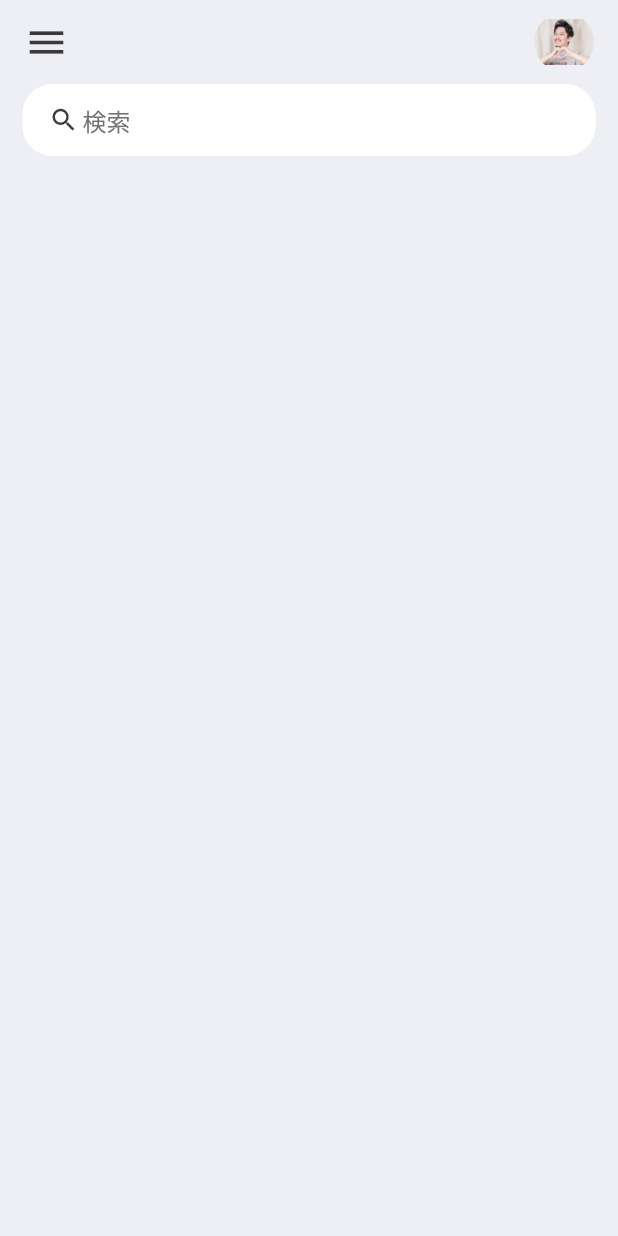
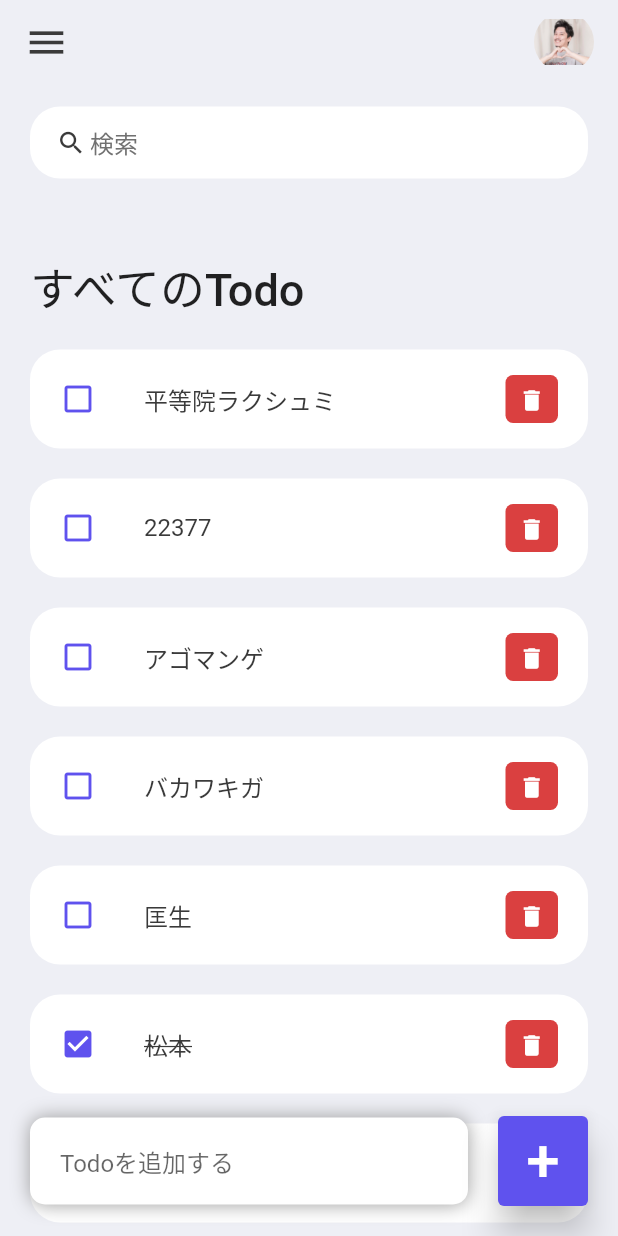
Before and after one commit to pokotieru-mashumaro/TodoApp, a Flutter app: the screen it shows after launch, on a phone screen of 412 x 824 dp. Run offline on Flutter 3.47's test engine with Material 2 defaults, Android fonts, the phone set to English and light mode, and no system bars.

Commit message:
土台は終わったよ！！

```diff
--- a/lib/component/todo_item.dart
+++ b/lib/component/todo_item.dart
@@ -1,8 +1,18 @@
 import 'package:flutter/material.dart';
 import 'package:todo_app/constant/colors.dart';
+import 'package:todo_app/model/todo.dart';
 
 class TodoItem extends StatelessWidget {
-  const TodoItem({Key? key}) : super(key: key);
+  final Todo todo;
+  final onTodoChange;
+  final onDeleteItem;
+
+  const TodoItem({
+    Key? key,
+    required this.todo,
+    required this.onTodoChange,
+    required this.onDeleteItem,
+  }) : super(key: key);
 
   @override
   Widget build(BuildContext context) {
@@ -10,21 +20,21 @@ class TodoItem extends StatelessWidget {
       margin: EdgeInsets.only(bottom: 20),
       child: ListTile(
         onTap: () {
-          print("click todoitem");
+          onTodoChange(todo);
         },
         contentPadding: EdgeInsets.symmetric(vertical: 5, horizontal: 20),
         shape: RoundedRectangleBorder(borderRadius: BorderRadius.circular(20)),
         tileColor: Colors.white,
         leading: Icon(
-          Icons.check_box,
+          todo.isDone ? Icons.check_box : Icons.check_box_outline_blank,
           color: tdBlue,
         ),
         title: Text(
-          "最初にすること",
+          todo.text!,
           style: TextStyle(
             fontSize: 16,
             color: tdBlack,
-            decoration: TextDecoration.lineThrough,
+            decoration: todo.isDone ? TextDecoration.lineThrough : null,
           ),
         ),
         trailing: Container(
@@ -38,7 +48,7 @@ class TodoItem extends StatelessWidget {
           ),
           child: IconButton(
             onPressed: () {
-              print("tap trash");
+              onDeleteItem(todo.id);
             },
             color: Colors.white,
             iconSize: 18,
--- a/lib/main.dart
+++ b/lib/main.dart
@@ -1,6 +1,6 @@
 import 'package:flutter/material.dart';
 import 'package:flutter/services.dart';
-import 'package:todo_app/view/home_page.dart';
+import 'package:todo_app/view/home.dart';
 
 void main() {
   runApp(const MyApp());
@@ -24,7 +24,7 @@ class MyApp extends StatelessWidget {
       },
       title: 'Flutter Demo',
       theme: ThemeData(
-        primarySwatch: Colors.amber,
+        primarySwatch: Colors.blue,
       ),
       debugShowCheckedModeBanner: false,
     );
--- /dev/null
+++ b/lib/model/todo.dart
@@ -0,0 +1,23 @@
+class Todo {
+  String? id;
+  String? text;
+  bool isDone;
+
+  Todo({
+    required this.id,
+    required this.text,
+    this.isDone = false,
+  });
+
+  static List<Todo> sampleList() {
+    return [
+      Todo(id: "01", text: "布団ちゃん", isDone: true),
+      Todo(id: "02", text: "松本", isDone: true),
+      Todo(id: "03", text: "匡生"),
+      Todo(id: "04", text: "バカワキガ"),
+      Todo(id: "05", text: "アゴマンゲ"),
+      Todo(id: "06", text: "22377"),
+      Todo(id: "07", text: "平等院ラクシュミ"),
+    ];
+  }
+}
--- /dev/null
+++ b/lib/view/home.dart
@@ -0,0 +1,203 @@
+import 'package:flutter/material.dart';
+import 'package:todo_app/component/todo_item.dart';
+import 'package:todo_app/constant/colors.dart';
+import 'package:todo_app/model/todo.dart';
+
+class HomePage extends StatefulWidget {
+  const HomePage({super.key, required this.title});
+
+  final String title;
+
+  @override
+  State<HomePage> createState() => _HomePageState();
+}
+
+class _HomePageState extends State<HomePage> {
+  final todoList = Todo.sampleList();
+  List<Todo> _foundTodo = [];
+  final _todoController = TextEditingController();
+
+  @override
+  void initState() {
+    _foundTodo = todoList;
+    super.initState();
+  }
+
+  @override
+  Widget build(BuildContext context) {
+    return Scaffold(
+      backgroundColor: tdBGColor,
+      appBar: _buildAppBar(),
+      body: Stack(
+        children: [
+          Container(
+            padding: EdgeInsets.symmetric(vertical: 15, horizontal: 20),
+            child: Column(
+              children: [
+                searchBox(),
+                Expanded(
+                  child: ListView(
+                    children: [
+                      Container(
+                        margin: EdgeInsets.only(
+                          top: 50,
+                          bottom: 20,
+                        ),
+                        child: Text(
+                          "すべてのTodo",
+                          style: TextStyle(
+                            fontSize: 30,
+                            fontWeight: FontWeight.w500,
+                          ),
+                        ),
+                      ),
+                      for (Todo todo in _foundTodo.reversed)
+                        TodoItem(
+                          todo: todo,
+                          onTodoChange: _handleTodoChange,
+                          onDeleteItem: _deleteTodoItem,
+                        ),
+                    ],
+                  ),
+                ),
+              ],
+            ),
+          ),
+          Align(
+            alignment: Alignment.bottomCenter,
+            child: Row(children: [
+              Expanded(
+                child: Container(
+                  padding: EdgeInsets.symmetric(vertical: 5, horizontal: 20),
+                  margin: EdgeInsets.only(
+                    bottom: 20,
+                    left: 20,
+                    right: 20,
+                  ),
+                  decoration: BoxDecoration(
+                      color: Colors.white,
+                      boxShadow: [
+                        BoxShadow(
+                            color: Colors.grey,
+                            offset: Offset(0.0, 0.0),
+                            blurRadius: 10.0,
+                            spreadRadius: 0.0),
+                      ],
+                      borderRadius: BorderRadius.circular(10)),
+                  child: TextField(
+                    controller: _todoController,
+                    decoration: InputDecoration(
+                        hintText: "Todoを追加する", border: InputBorder.none),
+                  ),
+                ),
+              ),
+              Container(
+                margin: EdgeInsets.only(bottom: 20, right: 20),
+                child: ElevatedButton(
+                  onPressed: () {
+                    _addTodoItem(_todoController.text);
+                  },
+                  child: Text(
+                    "+",
+                    style: TextStyle(fontSize: 40),
+                  ),
+                  style: ElevatedButton.styleFrom(
+                    primary: tdBlue,
+                    minimumSize: Size(60, 60),
+                    elevation: 10,
+                  ),
+                ),
+              ),
+            ]),
+          ),
+        ],
+      ),
+    );
+  }
+
+  void _handleTodoChange(Todo todo) {
+    setState(() {
+      todo.isDone = !todo.isDone;
+    });
+  }
+
+  void _deleteTodoItem(String id) {
+    setState(() {
+      todoList.removeWhere((item) => item.id == id);
+    });
+  }
+
+  void _addTodoItem(String todoText) {
+    setState(() {
+      todoList.add(Todo(
+        id: DateTime.now().millisecondsSinceEpoch.toString(),
+        text: todoText,
+      ));
+    });
+    _todoController.clear();
+  }
+
+  void _runFilter(String enteredKeyword) {
+    List<Todo> results = [];
+    if (enteredKeyword.isEmpty) {
+      results = todoList;
+    } else {
+      results = todoList
+          .where((item) =>
+              item.text!.toLowerCase().contains(enteredKeyword.toLowerCase()))
+          .toList();
+    }
+
+    setState(() {
+      _foundTodo = results;
+    });
+  }
+
+  Widget searchBox() {
+    return Container(
+      padding: EdgeInsets.symmetric(horizontal: 15),
+      decoration: BoxDecoration(
+          color: Colors.white, borderRadius: BorderRadius.circular(20)),
+      child: TextField(
+        onChanged: (value) => _runFilter(value),
+        decoration: InputDecoration(
+          contentPadding: EdgeInsets.all(0),
+          prefixIcon: Icon(
+            Icons.search,
+            color: tdBlack,
+            size: 20,
+          ),
+          prefixIconConstraints: BoxConstraints(maxHeight: 20, minWidth: 25),
+          border: InputBorder.none,
+          hintText: "検索",
+          hintStyle: TextStyle(color: tdGray),
+        ),
+      ),
+    );
+  }
+
+  AppBar _buildAppBar() {
+    return AppBar(
+      backgroundColor: tdBGColor,
+      elevation: 0,
+      title: Row(
+        mainAxisAlignment: MainAxisAlignment.spaceBetween,
+        children: [
+          Icon(
+            Icons.menu,
+            color: tdBlack,
+            size: 30,
+          ),
+          Container(
+            width: 40,
+            height: 40,
+            child: ClipRRect(
+              borderRadius: BorderRadius.circular(20),
+              child: Image.asset("assets/images/avater.png"),
+            ),
+          )
+        ],
+      ),
+    );
+  }
+}
--- a/lib/view/home_page.dart
+++ /dev/null
@@ -1,81 +0,0 @@
-import 'package:flutter/material.dart';
-import 'package:todo_app/constant/colors.dart';
-
-class HomePage extends StatefulWidget {
-  const HomePage({super.key, required this.title});
-
-  final String title;
-
-  @override
-  State<HomePage> createState() => _HomePageState();
-}
-
-class _HomePageState extends State<HomePage> {
-  int _counter = 0;
-
-  void _incrementCounter() {
-    setState(() {
-      _counter++;
-    });
-  }
-
-  @override
-  Widget build(BuildContext context) {
-    return Scaffold(
-      backgroundColor: tdBGColor,
-      appBar: _buildAppBar(),
-      body: Container(
-          padding: EdgeInsets.symmetric(horizontal: 15),
-          child: Column(
-            children: [searchBox()],
-          )),
-    );
-  }
-
-  Widget searchBox() {
-    return Container(
-      padding: EdgeInsets.symmetric(horizontal: 15),
-      decoration: BoxDecoration(
-          color: Colors.white, borderRadius: BorderRadius.circular(20)),
-      child: TextField(
-        decoration: InputDecoration(
-          contentPadding: EdgeInsets.all(0),
-          prefixIcon: Icon(
-            Icons.search,
-            color: tdBlack,
-            size: 20,
-          ),
-          prefixIconConstraints: BoxConstraints(maxHeight: 20, minWidth: 25),
-          border: InputBorder.none,
-          hintText: "検索",
-          hintStyle: TextStyle(color: tdGray),
-        ),
-      ),
-    );
-  }
-
-  AppBar _buildAppBar() {
-    return AppBar(
-      backgroundColor: tdBGColor,
-      elevation: 0,
-      title: Row(
-        mainAxisAlignment: MainAxisAlignment.spaceBetween,
-        children: [
-          Icon(
-            Icons.menu,
-            color: tdBlack,
-            size: 30,
-          ),
-          Container(
-            width: 40,
-            height: 40,
-            child: ClipRRect(
-              borderRadius: BorderRadius.circular(20),
-              child: Image.asset("assets/images/avater.png"),
-            ),
-          )
-        ],
-      ),
-    );
-  }
-}
```
